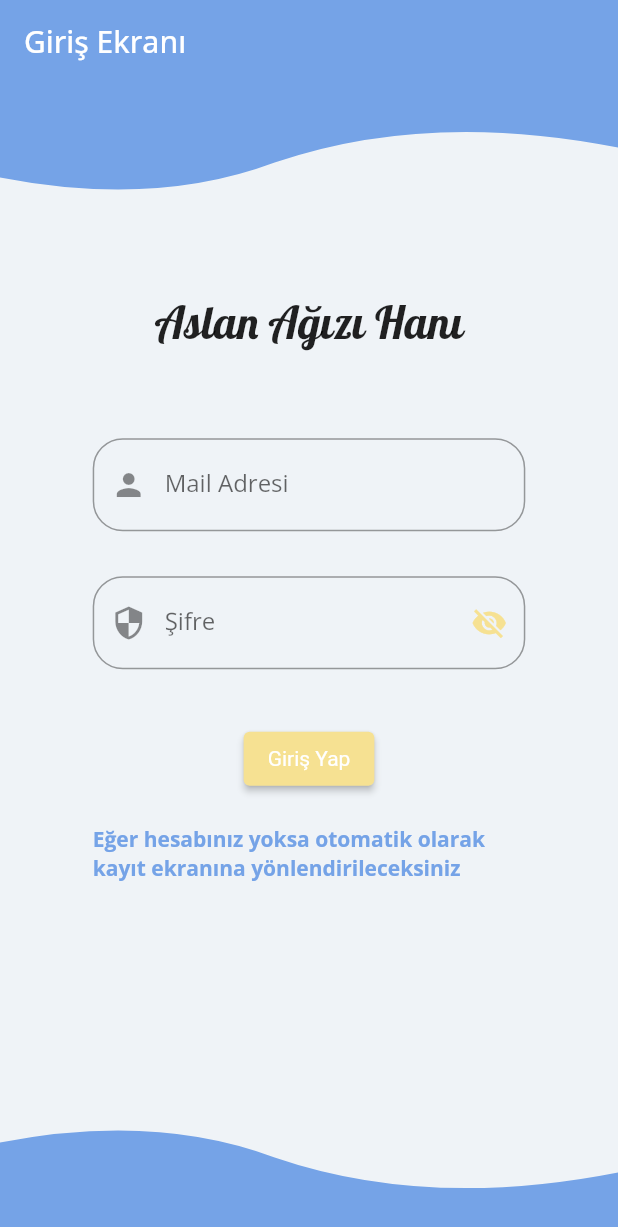
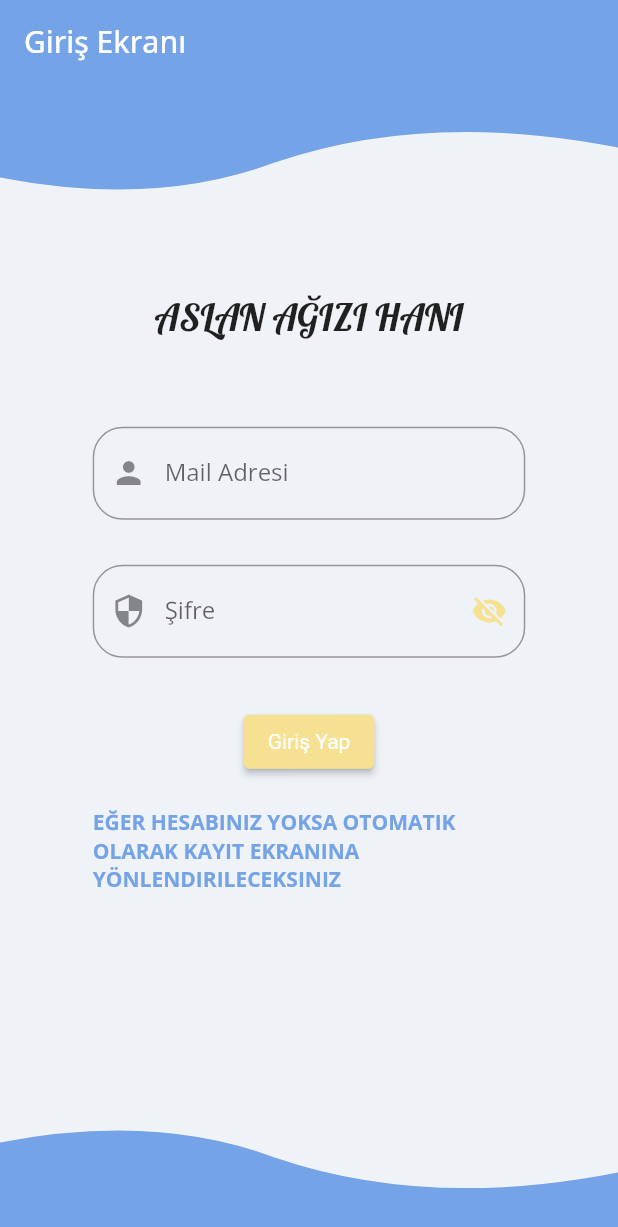
Before and after one commit to maliksenpai/findgamemates, a Flutter app: the screen it shows after launch, on a phone screen of 412 x 824 dp. Shown: the top 1227 px of the screen. Run offline on Flutter 3.47's test engine with Material 2 defaults, Android fonts, the phone set to English and light mode, and no system bars; drawn by our look-alikes of flutter_platform_widgets; our stand-ins replace cloud_firestore, convex_bottom_bar, firebase_auth, firebase_core, firebase_database, flutter_custom_clippers and 5 more; missing offline and left inert: day_night_switcher; accounts and stored records are empty.

Commit message:
- added support for multiplatform in login screen

```diff
--- a/lib/screen/login_screen.dart
+++ b/lib/screen/login_screen.dart
@@ -5,11 +5,13 @@
 import 'package:findgamemates/theme_data.dart';
 import 'package:findgamemates/utils/dialog_utils.dart';
 import 'package:findgamemates/utils/regex_util.dart';
+import 'package:findgamemates/view/login_text_area.dart';
+import 'package:flutter/cupertino.dart';
 import 'package:flutter/material.dart';
 import 'package:flutter_custom_clippers/flutter_custom_clippers.dart';
+import 'package:flutter_platform_widgets/flutter_platform_widgets.dart';
 import 'package:get/get.dart';
 import 'package:google_fonts/google_fonts.dart';
-import 'package:loading_indicator/loading_indicator.dart';
 
 class LoginScreen extends StatefulWidget {
   const LoginScreen({Key? key}) : super(key: key);
@@ -30,13 +32,22 @@
   @override
   void initState() {
     super.initState();
+
   }
+
 
   @override
   Widget build(BuildContext context) {
-    return Scaffold(
-      resizeToAvoidBottomInset: false,
-      appBar: AppBar(title: const Text("Giriş Ekranı"), elevation: 0,),
+    return PlatformScaffold(
+      appBar: PlatformAppBar(
+        title: const Text("Giriş Ekranı"),
+        material: (_, __) => MaterialAppBarData(
+          elevation: 0
+        ),
+        cupertino: (_, __) => CupertinoNavigationBarData(
+
+        ),
+      ),
       body: SafeArea(
         child: Center(
           child: Form(
@@ -56,103 +67,28 @@
                   width: MediaQuery.of(context).size.width * 0.5,
                   child: FittedBox(
                     fit: BoxFit.contain,
-                    child: Text(
+                    child: PlatformText(
                       "Aslan Ağızı Hanı",
                       style: GoogleFonts.lobster(),
                     ),
                   ),
                 ),
-                Column(
-                  mainAxisSize: MainAxisSize.min,
-                  mainAxisAlignment: MainAxisAlignment.spaceBetween,
-                  children: [
-                    SizedBox(
-                      width: MediaQuery.of(context).size.width * 0.7,
-                      child: TextFormField(
-                        controller: mailController,
-                        decoration: InputDecoration(
-                          border: OutlineInputBorder(borderRadius: BorderRadius.circular(20)),
-                          focusedBorder: OutlineInputBorder(
-                            borderRadius: BorderRadius.circular(10),
-                            borderSide: BorderSide(color: CustomThemeData.primaryColor),
-                          ),
-                          prefixIcon: Icon(Icons.person),
-                          labelText: "Mail Adresi",
-                        ),
-                        keyboardType: TextInputType.emailAddress,
-                        validator: (value){
-                          if(value == null || value.isEmpty){
-                            return "Mail adresini boş bırakmayın";
-                          }else{
-                            if(GetUtils.isEmail(value)){
-                              return null;
-                            }else{
-                              return "Lütfen geçerli bir mail adresi giriniz";
-                            }
-                          }
-                        },
-                      ),
-                    ),
-                    const SizedBox(height: 30,),
-                    SizedBox(
-                      width: MediaQuery.of(context).size.width * 0.7,
-                      child: TextFormField(
-                        controller: passController,
-                        decoration: InputDecoration(
-                          border: OutlineInputBorder(
-                            borderRadius: BorderRadius.circular(20),
-                            borderSide: BorderSide(color: CustomThemeData.primaryColor)
-                          ),
-                          focusedBorder: OutlineInputBorder(
-                            borderRadius: BorderRadius.circular(10),
-                            borderSide: BorderSide(color: CustomThemeData.primaryColor),
-                          ),
-                          labelText: "Şifre",
-                          prefixIcon: Icon(Icons.security),
-                          suffixIcon: IconButton(
-                            icon: Icon(
-                              _passwordVisible
-                                  ? Icons.visibility
-                                  : Icons.visibility_off,
-                              color: CustomThemeData.accentColor,
-                            ),
-                            onPressed: () {
-                              setState(() {
-                                _passwordVisible = !_passwordVisible;
-                              });
-                            },
-                          ),
-                        ),
-                        autocorrect: false,
-                        obscureText: !_passwordVisible,
-                        enableSuggestions: false,
-                        validator: (value){
-                          if(value == null || value.isEmpty){
-                            return "Şifreyi boş bırakmayın";
-                          }else{
-                            if(RegexUtil.passwordRegex.hasMatch(value)){
-                              return null;
-                            }else{
-                              return "Şifreniz yeterince güçlü değil";
-                            }
-
-                          }
-                        },
-                      ),
-                    ),
-                  ],
+                LoginTextArea(
+                    mailController: mailController,
+                    passwordController: passController,
+                    passwordVisible: _passwordVisible,
                 ),
                 Column(
                   mainAxisSize: MainAxisSize.min,
                   children: [
-                    ElevatedButton(
+                    PlatformElevatedButton(
                       child: const Text("Giriş Yap"),
                       onPressed: () => attemptLogin(),
                     ),
                     SizedBox(height: 20,),
                     SizedBox(
                       width: MediaQuery.of(context).size.width * 0.7,
-                      child: Text(
+                      child: PlatformText(
                         "Eğer hesabınız yoksa otomatik olarak kayıt ekranına yönlendirileceksiniz",
                         style: TextStyle(fontWeight: FontWeight.bold, color: CustomThemeData.primaryColor),
                       ),
@@ -175,6 +111,7 @@
         ),
       ),
     );
+
   }
 
   Future<void> attemptLogin() async{
@@ -203,4 +140,6 @@
       Navigator.of(Get.overlayContext!).pop();
     }
   }
+
+
 }
--- /dev/null
+++ b/lib/view/login_text_area.dart
@@ -0,0 +1,133 @@
+import 'package:findgamemates/theme_data.dart';
+import 'package:findgamemates/utils/regex_util.dart';
+import 'package:flutter/cupertino.dart';
+import 'package:flutter/material.dart';
+import 'package:flutter_platform_widgets/flutter_platform_widgets.dart';
+import 'package:get/get.dart';
+
+class LoginTextArea extends StatefulWidget {
+  TextEditingController mailController;
+  TextEditingController passwordController;
+  bool passwordVisible;
+
+  LoginTextArea({required this.mailController, required this.passwordController, required this.passwordVisible});
+
+  @override
+  _LoginTextAreaState createState() => _LoginTextAreaState();
+}
+
+class _LoginTextAreaState extends State<LoginTextArea> {
+
+
+  @override
+  Widget build(BuildContext context) {
+    return Column(
+      mainAxisSize: MainAxisSize.min,
+      mainAxisAlignment: MainAxisAlignment.spaceBetween,
+      children: [
+        SizedBox(
+          width: MediaQuery.of(context).size.width * 0.7,
+          child: PlatformTextFormField(
+            controller: widget.mailController,
+            material: (_, __) => MaterialTextFormFieldData(
+              decoration: InputDecoration(
+                border: OutlineInputBorder(borderRadius: BorderRadius.circular(20)),
+                focusedBorder: OutlineInputBorder(
+                  borderRadius: BorderRadius.circular(10),
+                  borderSide: BorderSide(color: CustomThemeData.primaryColor),
+                ),
+                prefixIcon: Icon(Icons.person),
+                labelText: "Mail Adresi",
+              ),
+            ),
+            cupertino: (_, __) => CupertinoTextFormFieldData(
+              decoration: BoxDecoration(
+                border: Border.all(color: CustomThemeData.primaryColor,),
+                borderRadius: BorderRadius.circular(12),
+              ),
+              prefix: Icon(Icons.person),
+            ),
+            validator: (value){
+              if(value == null || value.isEmpty){
+                return "Mail adresini boş bırakmayın";
+              }else{
+                if(GetUtils.isEmail(value)){
+                  return null;
+                }else{
+                  return "Lütfen geçerli bir mail adresi giriniz";
+                }
+              }
+            },
+            keyboardType: TextInputType.emailAddress,
+
+          ),
+        ),
+        const SizedBox(height: 30,),
+        SizedBox(
+          width: MediaQuery.of(context).size.width * 0.7,
+          child: PlatformTextFormField(
+            controller: widget.passwordController,
+            material: (_, __) => MaterialTextFormFieldData(
+              decoration: InputDecoration(
+                border: OutlineInputBorder(borderRadius: BorderRadius.circular(20), borderSide: BorderSide(color: CustomThemeData.primaryColor)),
+                focusedBorder: OutlineInputBorder(
+                  borderRadius: BorderRadius.circular(10),
+                  borderSide: BorderSide(color: CustomThemeData.primaryColor),
+                ),
+                labelText: "Şifre",
+                prefixIcon: const Icon(Icons.security),
+                suffixIcon: IconButton(
+                  icon: Icon(
+                    widget.passwordVisible ? Icons.visibility : Icons.visibility_off,
+                    color: CustomThemeData.accentColor,
+                  ),
+                  onPressed: () {
+                    setState(() {
+                      widget.passwordVisible = !widget.passwordVisible;
+                    });
+                  },
+                ),
+              ),
+            ),
+            cupertino: (_, __) => CupertinoTextFormFieldData(
+              decoration: BoxDecoration(
+                border: Border.all(color: CustomThemeData.primaryColor,),
+                borderRadius: BorderRadius.circular(12),
+              ),
+              prefix: Row(
+                children: [
+                  Icon(Icons.security),
+                  IconButton(
+                    icon: Icon(
+                      widget.passwordVisible ? Icons.visibility : Icons.visibility_off,
+                      color: CustomThemeData.accentColor,
+                    ),
+                    onPressed: () {
+                      setState(() {
+                        widget.passwordVisible = !widget.passwordVisible;
+                      });
+                    },
+                  ),
+                ],
+              )
+
+            ),
+            autocorrect: false,
+            obscureText: !widget.passwordVisible,
+            validator: (value){
+              if(value == null || value.isEmpty){
+                return "Şifreyi boş bırakmayın";
+              }else{
+                if(RegexUtil.passwordRegex.hasMatch(value)){
+                  return null;
+                }else{
+                  return "Şifreniz yeterince güçlü değil";
+                }
+                }
+            }
+          ),
+        ),
+      ],
+    );
+  }
+}
--- a/pubspec.yaml
+++ b/pubspec.yaml
@@ -48,6 +48,7 @@
   day_night_switcher:
   flutter_custom_clippers: ^2.0.0
   google_fonts: ^2.1.1
+  flutter_platform_widgets: ^1.12.1
   loading_indicator: ^3.0.2
 
 dev_dependencies:
```
Also changed, not shown: pubspec.lock.
